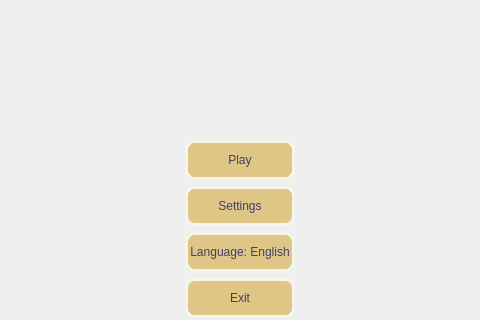
This is mainwidget.ui in ferv3455/Wargroove as Qt 5 draws it before an edit; both pictures show x 396 to 876 and y 137 to 457 of the 1280 by 720 pixel window. The edited form follows.
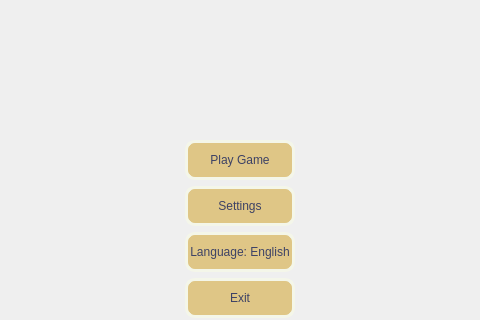
This is the edited form. Icons and pictures are not drawn.

```diff
--- a/mainwidget.ui
+++ b/mainwidget.ui
@@ -113,7 +113,7 @@
 }</string>
           </property>
           <property name="text">
-           <string>Play</string>
+           <string>Play Game</string>
           </property>
          </widget>
         </item>
```
